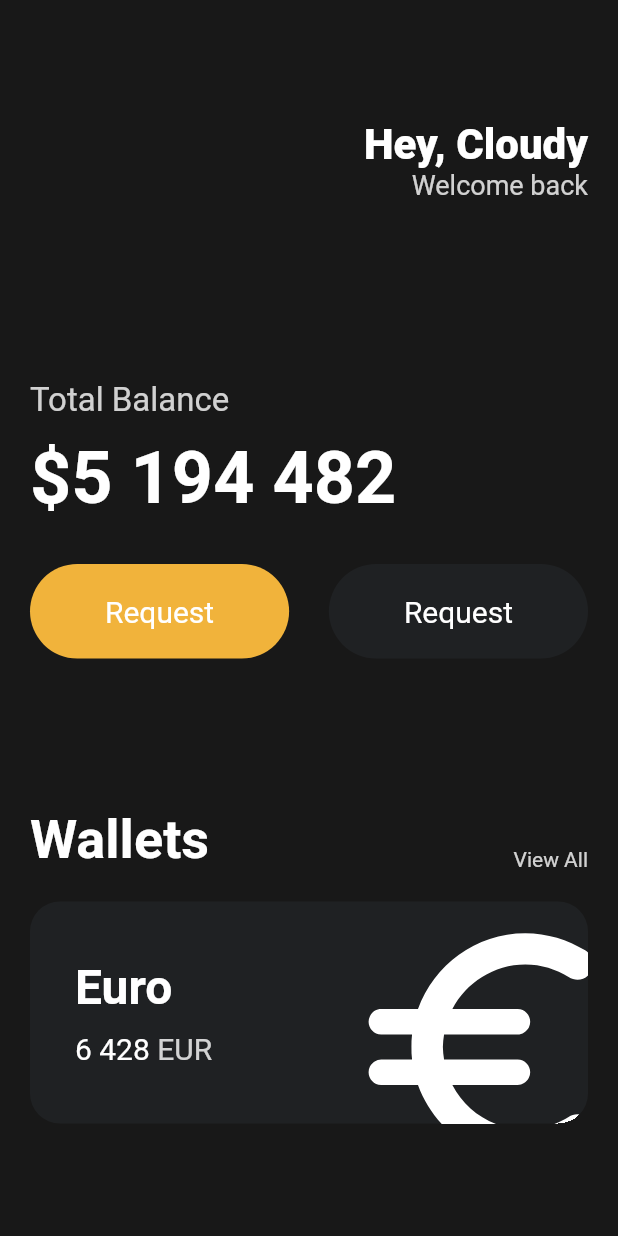
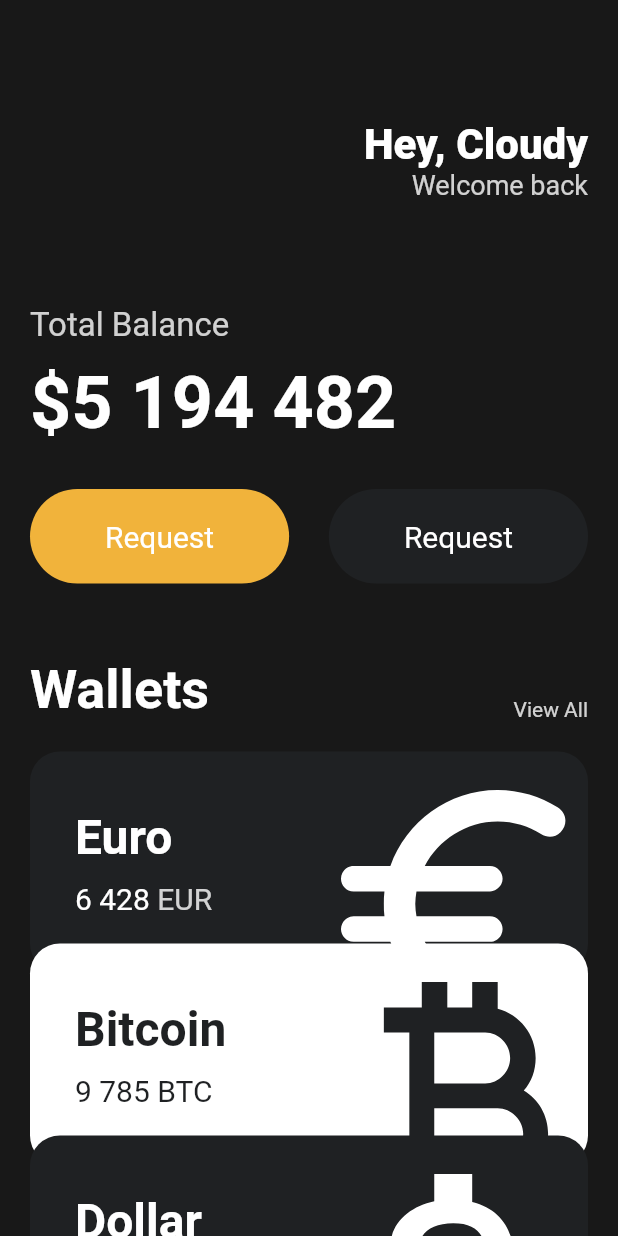
Before and after one commit to sunnyinha/flutter, a Flutter app: the screen it shows after launch, on a phone screen of 412 x 824 dp. Run offline on Flutter 3.47's test engine with Material 2 defaults, Android fonts, the phone set to English and light mode, and no system bars.

Commit message:
카드 클래스 만들기, 스크롤 만들기

```diff
--- a/basic_flutter/lib/main.dart
+++ b/basic_flutter/lib/main.dart
@@ -1,5 +1,6 @@
 import 'package:flutter/material.dart';
 import 'package:flutter_application_1/widgets/Button.dart';
+import 'package:flutter_application_1/widgets/currency_card.dart';
 
 void main() {
   runApp(const App());
@@ -13,11 +14,11 @@ class App extends StatelessWidget {
     return MaterialApp(
       home: Scaffold(
         backgroundColor: const Color(0xFF181818),
-        body: Padding(
+        // 스크롤 기능 추가
+        body: SingleChildScrollView(
+          child: Padding(
             padding: const EdgeInsets.symmetric(horizontal: 20),
-          // 아래로 차근차근 화면 구성예정
             child: Column(
-            //기본 아래 자식들 정렬 세팅
               crossAxisAlignment: CrossAxisAlignment.start,
               children: [
                 const SizedBox(
@@ -47,7 +48,7 @@ class App extends StatelessWidget {
                   ],
                 ),
                 const SizedBox(
-                height: 120,
+                  height: 70,
                 ),
                 Text(
                   "Total Balance",
@@ -86,12 +87,10 @@ class App extends StatelessWidget {
                   ],
                 ),
                 const SizedBox(
-                height: 100,
+                  height: 50,
                 ),
                 Row(
-                //x축으로 여백(사이공간)을 똑같이 나눔
                   mainAxisAlignment: MainAxisAlignment.spaceBetween,
-                //y축으로 한쪽 끝으로 가게 해줌
                   crossAxisAlignment: CrossAxisAlignment.end,
                   children: [
                     const Text(
@@ -111,73 +110,36 @@ class App extends StatelessWidget {
                 const SizedBox(
                   height: 20,
                 ),
-              Container(
-                clipBehavior: Clip.hardEdge,
-                decoration: BoxDecoration(
-                  color: const Color(0xff1f2123),
-                  borderRadius: BorderRadius.circular(20),
+                //카드 객체화(클래스)
+                const CurrencyCard(
+                  name: "Euro",
+                  code: "EUR",
+                  amount: "6 428",
+                  icon: Icons.euro_rounded,
+                  isInverted: false,
                 ),
-                child: Padding(
-                  padding: const EdgeInsets.all(30),
-                  child: Row(
-                    mainAxisAlignment: MainAxisAlignment.spaceBetween,
-                    children: [
-                      Column(
-                        crossAxisAlignment: CrossAxisAlignment.start,
-                        children: [
-                          const Text(
-                            "Euro",
-                            style: TextStyle(
-                              color: Colors.white,
-                              fontSize: 32,
-                              fontWeight: FontWeight.w600,
+                Transform.translate(
+                  offset: const Offset(0, -20),
+                  child: const CurrencyCard(
+                    name: "Bitcoin",
+                    code: "BTC",
+                    amount: "9 785",
+                    icon: Icons.currency_bitcoin,
+                    isInverted: true,
                   ),
                 ),
-                          const SizedBox(
-                            height: 10,
-                          ),
-                          Row(
-                            children: [
-                              const Text(
-                                "6 428",
-                                style: TextStyle(
-                                  color: Colors.white,
-                                  fontSize: 20,
-                                ),
-                              ),
-                              const SizedBox(
-                                width: 5,
-                              ),
-                              Text(
-                                "EUR",
-                                style: TextStyle(
-                                  color: Colors.white.withOpacity(0.8),
-                                  fontSize: 20,
+                Transform.translate(
+                  offset: const Offset(0, -40),
+                  child: const CurrencyCard(
+                    name: "Dollar",
+                    code: "USD",
+                    amount: "428",
+                    icon: Icons.attach_money_outlined,
+                    isInverted: false,
                   ),
                 ),
               ],
-                          )
-                        ],
             ),
-                      //아이콘을 포함하는 박스 크기 그대로 두고 아이콘 크기만 변경
-                      Transform.scale(
-                        scale: 2.3,
-                        //아이콘 위치 이동
-                        child: Transform.translate(
-                          offset: const Offset(3, 10),
-                          //아이콘 추가
-                          child: const Icon(
-                            Icons.euro_rounded,
-                            color: Colors.white,
-                            size: 88,
-                          ),
-                        ),
-                      )
-                    ],
-                  ),
-                ),
-              )
-            ],
           ),
         ),
       ),
--- /dev/null
+++ b/basic_flutter/lib/widgets/currency_card.dart
@@ -0,0 +1,86 @@
+import 'package:flutter/material.dart';
+
+class CurrencyCard extends StatelessWidget {
+  final String name, code, amount;
+  final IconData icon;
+  final bool isInverted;
+  final _blackColor = const Color(0xff1f2123);
+
+  const CurrencyCard({
+    super.key,
+    required this.name,
+    required this.code,
+    required this.amount,
+    required this.icon,
+    required this.isInverted,
+  });
+
+  @override
+  Widget build(BuildContext context) {
+    return Container(
+      clipBehavior: Clip.hardEdge,
+      decoration: BoxDecoration(
+        color: isInverted ? Colors.white : _blackColor,
+        borderRadius: BorderRadius.circular(20),
+      ),
+      child: Padding(
+        padding: const EdgeInsets.all(30),
+        child: Row(
+          mainAxisAlignment: MainAxisAlignment.spaceBetween,
+          children: [
+            Column(
+              crossAxisAlignment: CrossAxisAlignment.start,
+              children: [
+                Text(
+                  name,
+                  style: TextStyle(
+                    color: isInverted ? _blackColor : Colors.white,
+                    fontSize: 32,
+                    fontWeight: FontWeight.w600,
+                  ),
+                ),
+                const SizedBox(
+                  height: 10,
+                ),
+                Row(
+                  children: [
+                    Text(
+                      amount,
+                      style: TextStyle(
+                        color: isInverted ? _blackColor : Colors.white,
+                        fontSize: 20,
+                      ),
+                    ),
+                    const SizedBox(
+                      width: 5,
+                    ),
+                    Text(
+                      code,
+                      style: TextStyle(
+                        color: isInverted
+                            ? _blackColor
+                            : Colors.white.withOpacity(0.8),
+                        fontSize: 20,
+                      ),
+                    ),
+                  ],
+                )
+              ],
+            ),
+            Transform.scale(
+              scale: 2.3,
+              child: Transform.translate(
+                offset: const Offset(-5, 12),
+                child: Icon(
+                  icon,
+                  color: isInverted ? _blackColor : Colors.white,
+                  size: 88,
+                ),
+              ),
+            )
+          ],
+        ),
+      ),
+    );
+  }
+}
```
Lines whose indentation alone changed are shown as unchanged.
